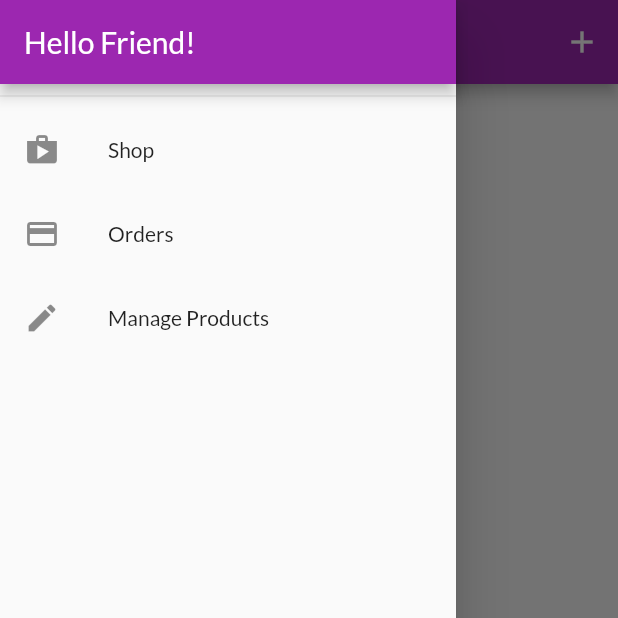
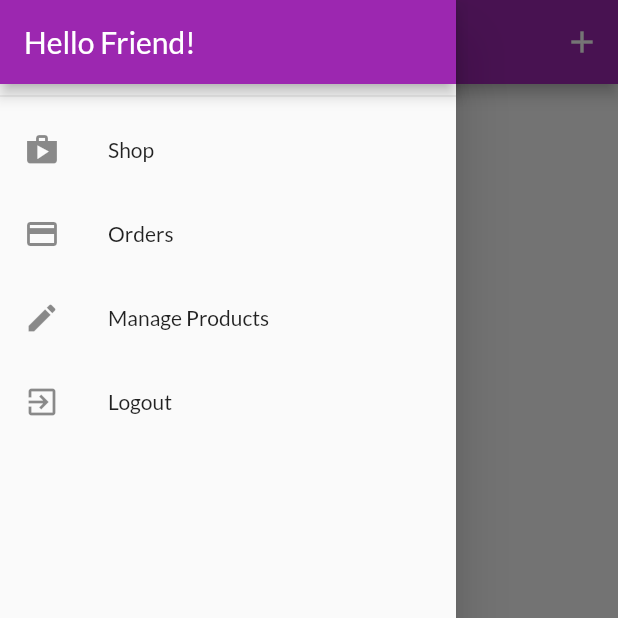
Before and after one commit to AbdoTareq/shop_app, a Flutter app: the UserProductsScreen screen opened by its route, with the side drawer open, on a phone screen of 412 x 824 dp, the top half of it. Run offline on Flutter 3.47's test engine with Material 2 defaults, Android fonts, the phone set to English and light mode, and no system bars; network calls fail.

Commit message:
feat: add logout

```diff
--- a/lib/widgets/app_drawer.dart
+++ b/lib/widgets/app_drawer.dart
@@ -1,4 +1,6 @@
 import 'package:flutter/material.dart';
+import 'package:provider/provider.dart';
+import 'package:shop_app/providers/auth_provider.dart';
 import 'package:shop_app/screens/order_screen.dart';
 import 'package:shop_app/screens/user_products_screen.dart';
 
@@ -34,7 +36,15 @@ class AppDrawer extends StatelessWidget {
               Navigator.of(context)
                   .pushReplacementNamed(UserProductsScreen.routeName);
             },
-          )
+          ),
+          ListTile(
+            leading: Icon(Icons.exit_to_app),
+            title: Text('Logout'),
+            onTap: () {
+              Navigator.of(context).pop();
+              Provider.of<AuthProvider>(context, listen: false).logout();
+            },
+          ),
         ],
       ),
     );
```
Also changed, not shown: lib/providers/auth_provider.dart (+7 -0 lines).
